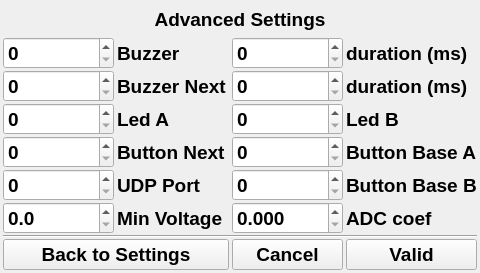
First picture: the form in F3FChrono/gui/WSettingsAdvanced.ui, repository jomarin38/F3FChrono, before the edit.
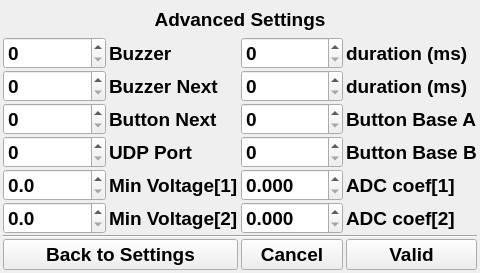
Second picture: the form after the edit.

Commit message: Update voltages measurements for new F3FChrono power PCB Adding voltage Accu2 information over HMI

The edit to the form file:
```diff
--- a/F3FChrono/gui/WSettingsAdvanced.ui
+++ b/F3FChrono/gui/WSettingsAdvanced.ui
@@ -32,8 +32,8 @@
    <property name="verticalSpacing">
     <number>1</number>
    </property>
-   <item row="3" column="3">
-    <widget class="QLabel" name="label_10">
+   <item row="4" column="1">
+    <widget class="QLabel" name="label_8">
      <property name="font">
       <font>
        <pointsize>14</pointsize>
@@ -42,22 +42,25 @@
       </font>
      </property>
      <property name="text">
-      <string>Led B</string>
+      <string>UDP Port</string>
+     </property>
+    </widget>
+   </item>
+   <item row="4" column="3">
+    <widget class="QLabel" name="label_4">
+     <property name="font">
+      <font>
+       <pointsize>14</pointsize>
+       <weight>75</weight>
+       <bold>true</bold>
+      </font>
+     </property>
+     <property name="text">
+      <string>Button Base B</string>
      </property>
     </widget>
    </item>
    <item row="4" column="0">
-    <widget class="QSpinBox" name="port_btn_next">
-     <property name="font">
-      <font>
-       <pointsize>14</pointsize>
-       <weight>75</weight>
-       <bold>true</bold>
-      </font>
-     </property>
-    </widget>
-   </item>
-   <item row="5" column="0">
     <widget class="QSpinBox" name="udp_port">
      <property name="font">
       <font>
@@ -71,32 +74,7 @@
      </property>
     </widget>
    </item>
-   <item row="5" column="2">
-    <widget class="QSpinBox" name="port_btn_baseB">
-     <property name="font">
-      <font>
-       <pointsize>14</pointsize>
-       <weight>75</weight>
-       <bold>true</bold>
-      </font>
-     </property>
-    </widget>
-   </item>
-   <item row="3" column="1">
-    <widget class="QLabel" name="label_9">
-     <property name="font">
-      <font>
-       <pointsize>14</pointsize>
-       <weight>75</weight>
-       <bold>true</bold>
-      </font>
-     </property>
-     <property name="text">
-      <string>Led A</string>
-     </property>
-    </widget>
-   </item>
-   <item row="4" column="3">
+   <item row="3" column="3">
     <widget class="QLabel" name="label_2">
      <property name="font">
       <font>
@@ -110,7 +88,7 @@
      </property>
     </widget>
    </item>
-   <item row="8" column="0" colspan="2">
+   <item row="9" column="0" colspan="2">
     <widget class="QPushButton" name="btn_back">
      <property name="font">
       <font>
@@ -124,8 +102,36 @@
      </property>
     </widget>
    </item>
-   <item row="8" column="2">
-    <widget class="QPushButton" name="btn_cancel">
+   <item row="6" column="0">
+    <widget class="QDoubleSpinBox" name="voltagemin_1">
+     <property name="font">
+      <font>
+       <pointsize>14</pointsize>
+       <weight>75</weight>
+       <bold>true</bold>
+      </font>
+     </property>
+     <property name="decimals">
+      <number>1</number>
+     </property>
+     <property name="singleStep">
+      <double>0.100000000000000</double>
+     </property>
+    </widget>
+   </item>
+   <item row="1" column="0">
+    <widget class="QSpinBox" name="port_buzzer">
+     <property name="font">
+      <font>
+       <pointsize>14</pointsize>
+       <weight>75</weight>
+       <bold>true</bold>
+      </font>
+     </property>
+    </widget>
+   </item>
+   <item row="1" column="3">
+    <widget class="QLabel" name="label_18">
      <property name="font">
       <font>
        <pointsize>14</pointsize>
@@ -134,11 +140,11 @@
       </font>
      </property>
      <property name="text">
-      <string>Cancel</string>
+      <string>duration (ms)</string>
      </property>
     </widget>
    </item>
-   <item row="4" column="1">
+   <item row="3" column="1">
     <widget class="QLabel" name="label_5">
      <property name="font">
       <font>
@@ -152,21 +158,7 @@
      </property>
     </widget>
    </item>
-   <item row="5" column="3">
-    <widget class="QLabel" name="label_4">
-     <property name="font">
-      <font>
-       <pointsize>14</pointsize>
-       <weight>75</weight>
-       <bold>true</bold>
-      </font>
-     </property>
-     <property name="text">
-      <string>Button Base B</string>
-     </property>
-    </widget>
-   </item>
-   <item row="4" column="2">
+   <item row="3" column="2">
     <widget class="QSpinBox" name="port_btn_baseA">
      <property name="font">
       <font>
@@ -177,14 +169,81 @@
      </property>
     </widget>
    </item>
-   <item row="2" column="0">
-    <widget class="QSpinBox" name="port_buzzer_next">
+   <item row="6" column="3">
+    <widget class="QLabel" name="label_11">
      <property name="font">
       <font>
        <pointsize>14</pointsize>
        <weight>75</weight>
        <bold>true</bold>
       </font>
+     </property>
+     <property name="text">
+      <string>ADC coef[1]</string>
+     </property>
+    </widget>
+   </item>
+   <item row="3" column="0">
+    <widget class="QSpinBox" name="port_btn_next">
+     <property name="font">
+      <font>
+       <pointsize>14</pointsize>
+       <weight>75</weight>
+       <bold>true</bold>
+      </font>
+     </property>
+    </widget>
+   </item>
+   <item row="2" column="3">
+    <widget class="QLabel" name="label_19">
+     <property name="font">
+      <font>
+       <pointsize>14</pointsize>
+       <weight>75</weight>
+       <bold>true</bold>
+      </font>
+     </property>
+     <property name="text">
+      <string>duration (ms)</string>
+     </property>
+    </widget>
+   </item>
+   <item row="9" column="2">
+    <widget class="QPushButton" name="btn_cancel">
+     <property name="font">
+      <font>
+       <pointsize>14</pointsize>
+       <weight>75</weight>
+       <bold>true</bold>
+      </font>
+     </property>
+     <property name="text">
+      <string>Cancel</string>
+     </property>
+    </widget>
+   </item>
+   <item row="4" column="2">
+    <widget class="QSpinBox" name="port_btn_baseB">
+     <property name="font">
+      <font>
+       <pointsize>14</pointsize>
+       <weight>75</weight>
+       <bold>true</bold>
+      </font>
+     </property>
+    </widget>
+   </item>
+   <item row="1" column="2">
+    <widget class="QSpinBox" name="buzzer_duration">
+     <property name="font">
+      <font>
+       <pointsize>14</pointsize>
+       <weight>75</weight>
+       <bold>true</bold>
+      </font>
+     </property>
+     <property name="maximum">
+      <number>65535</number>
      </property>
     </widget>
    </item>
@@ -198,7 +257,7 @@
       </font>
      </property>
      <property name="text">
-      <string>Min Voltage</string>
+      <string>Min Voltage[1]</string>
      </property>
     </widget>
    </item>
@@ -216,8 +275,36 @@
      </property>
     </widget>
    </item>
+   <item row="2" column="1">
+    <widget class="QLabel" name="label_6">
+     <property name="font">
+      <font>
+       <pointsize>14</pointsize>
+       <weight>75</weight>
+       <bold>true</bold>
+      </font>
+     </property>
+     <property name="text">
+      <string>Buzzer Next</string>
+     </property>
+    </widget>
+   </item>
+   <item row="9" column="3">
+    <widget class="QPushButton" name="btn_valid">
+     <property name="font">
+      <font>
+       <pointsize>14</pointsize>
+       <weight>75</weight>
+       <bold>true</bold>
+      </font>
+     </property>
+     <property name="text">
+      <string>Valid</string>
+     </property>
+    </widget>
+   </item>
    <item row="6" column="2">
-    <widget class="QDoubleSpinBox" name="voltagecoef">
+    <widget class="QDoubleSpinBox" name="voltagecoef_1">
      <property name="font">
       <font>
        <pointsize>14</pointsize>
@@ -233,6 +320,13 @@
      </property>
     </widget>
    </item>
+   <item row="8" column="0" colspan="4">
+    <widget class="Line" name="line">
+     <property name="orientation">
+      <enum>Qt::Horizontal</enum>
+     </property>
+    </widget>
+   </item>
    <item row="1" column="1">
     <widget class="QLabel" name="label_7">
      <property name="font">
@@ -247,33 +341,8 @@
      </property>
     </widget>
    </item>
-   <item row="1" column="3">
-    <widget class="QLabel" name="label_18">
-     <property name="font">
-      <font>
-       <pointsize>14</pointsize>
-       <weight>75</weight>
-       <bold>true</bold>
-      </font>
-     </property>
-     <property name="text">
-      <string>duration (ms)</string>
-     </property>
-    </widget>
-   </item>
-   <item row="1" column="0">
-    <widget class="QSpinBox" name="port_buzzer">
-     <property name="font">
-      <font>
-       <pointsize>14</pointsize>
-       <weight>75</weight>
-       <bold>true</bold>
-      </font>
-     </property>
-    </widget>
-   </item>
-   <item row="3" column="2">
-    <widget class="QSpinBox" name="port_ledB">
+   <item row="2" column="0">
+    <widget class="QSpinBox" name="port_buzzer_next">
      <property name="font">
       <font>
        <pointsize>14</pointsize>
@@ -300,36 +369,8 @@
      </property>
     </widget>
    </item>
-   <item row="2" column="1">
-    <widget class="QLabel" name="label_6">
-     <property name="font">
-      <font>
-       <pointsize>14</pointsize>
-       <weight>75</weight>
-       <bold>true</bold>
-      </font>
-     </property>
-     <property name="text">
-      <string>Buzzer Next</string>
-     </property>
-    </widget>
-   </item>
-   <item row="2" column="3">
-    <widget class="QLabel" name="label_19">
-     <property name="font">
-      <font>
-       <pointsize>14</pointsize>
-       <weight>75</weight>
-       <bold>true</bold>
-      </font>
-     </property>
-     <property name="text">
-      <string>duration (ms)</string>
-     </property>
-    </widget>
-   </item>
-   <item row="6" column="0">
-    <widget class="QDoubleSpinBox" name="voltagemin">
+   <item row="7" column="0">
+    <widget class="QDoubleSpinBox" name="voltagemin_2">
      <property name="font">
       <font>
        <pointsize>14</pointsize>
@@ -345,8 +386,8 @@
      </property>
     </widget>
    </item>
-   <item row="8" column="3">
-    <widget class="QPushButton" name="btn_valid">
+   <item row="7" column="1">
+    <widget class="QLabel" name="label_9">
      <property name="font">
       <font>
        <pointsize>14</pointsize>
@@ -355,12 +396,12 @@
       </font>
      </property>
      <property name="text">
-      <string>Valid</string>
+      <string>Min Voltage[2]</string>
      </property>
     </widget>
    </item>
-   <item row="5" column="1">
-    <widget class="QLabel" name="label_8">
+   <item row="7" column="2">
+    <widget class="QDoubleSpinBox" name="voltagecoef_2">
      <property name="font">
       <font>
        <pointsize>14</pointsize>
@@ -368,27 +409,16 @@
        <bold>true</bold>
       </font>
      </property>
-     <property name="text">
-      <string>UDP Port</string>
+     <property name="decimals">
+      <number>3</number>
      </property>
-    </widget>
-   </item>
-   <item row="6" column="3">
-    <widget class="QLabel" name="label_11">
-     <property name="font">
-      <font>
-       <pointsize>14</pointsize>
-       <weight>75</weight>
-       <bold>true</bold>
-      </font>
+     <property name="singleStep">
+      <double>0.100000000000000</double>
      </property>
-     <property name="text">
-      <string>ADC coef</string>
-     </property>
     </widget>
    </item>
-   <item row="1" column="2">
-    <widget class="QSpinBox" name="buzzer_duration">
+   <item row="7" column="3">
+    <widget class="QLabel" name="label_12">
      <property name="font">
       <font>
        <pointsize>14</pointsize>
@@ -396,26 +426,8 @@
        <bold>true</bold>
       </font>
      </property>
-     <property name="maximum">
-      <number>65535</number>
-     </property>
-    </widget>
-   </item>
-   <item row="3" column="0">
-    <widget class="QSpinBox" name="port_ledA">
-     <property name="font">
-      <font>
-       <pointsize>14</pointsize>
-       <weight>75</weight>
-       <bold>true</bold>
-      </font>
-     </property>
-    </widget>
-   </item>
-   <item row="7" column="0" colspan="4">
-    <widget class="Line" name="line">
-     <property name="orientation">
-      <enum>Qt::Horizontal</enum>
+     <property name="text">
+      <string>ADC coef[2]</string>
      </property>
     </widget>
    </item>
```
The commit also changes 10 other files.
